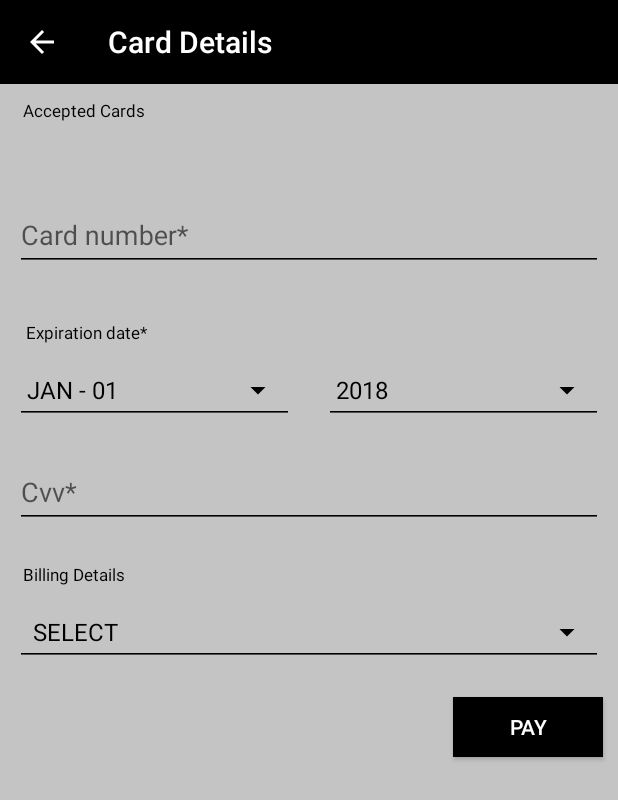
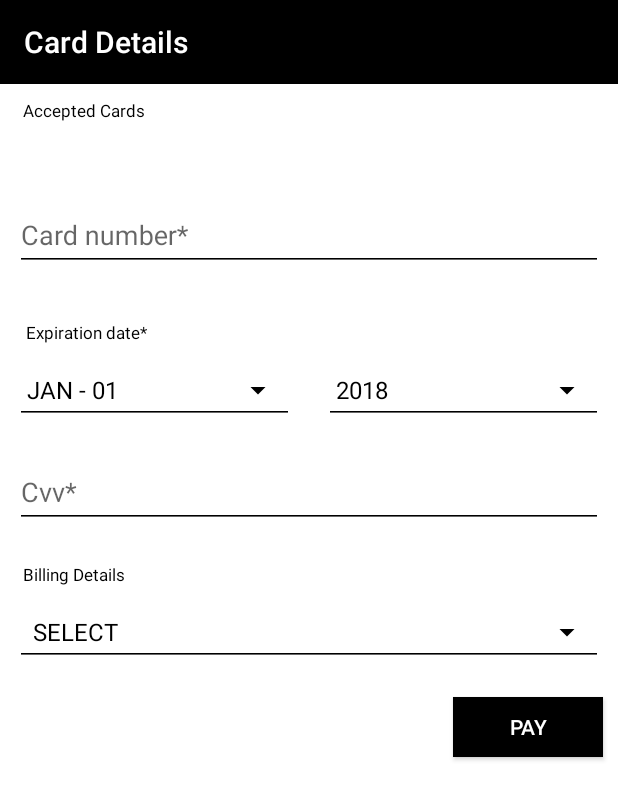
Before and after one commit to ioan-ghisoi-cko/frames-android, an Android app: the screen it shows after launch (DemoActivity), on a phone screen of 412 x 824 dp. Shown: the top 800 px of the screen. Run offline under Robolectric (Android 15) with nearby library versions, the phone set to English and light mode, and no system bars; 3 statements that could not run were skipped.

Commit message:
Cleanup
- Remove restriction on whitespace on billing fields
- Remove back button on card details view

```diff
--- a/android-sdk/src/main/res/layout/card_details.xml
+++ b/android-sdk/src/main/res/layout/card_details.xml
@@ -17,7 +17,6 @@
             android:layout_height="?attr/actionBarSize"
             android:background="?attr/colorPrimary"
             android:theme="@style/ThemeOverlay.AppCompat.Dark.ActionBar"
-            app:navigationIcon="?attr/homeAsUpIndicator"
             app:title="@string/title_card_details" />
 
         <ScrollView
--- a/app/src/main/res/layout/activity_demo.xml
+++ b/app/src/main/res/layout/activity_demo.xml
@@ -11,7 +11,7 @@
         android:layout_width="match_parent"
         android:layout_height="match_parent"
         android:theme="@style/YourCustomTheme"
-        android:background="#c4c4c4"
+        android:background="#fff"
         />
 
 
```
Also changed, not shown: android-sdk/src/main/res/layout/blling_details.xml (+6 -6 lines).
